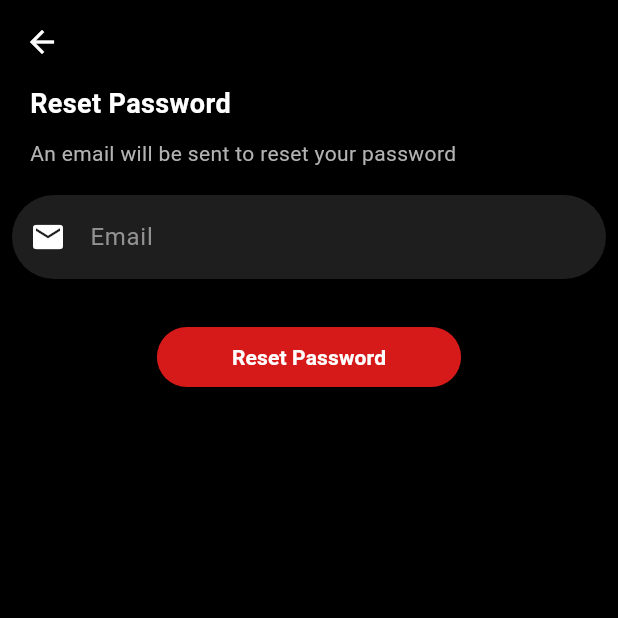
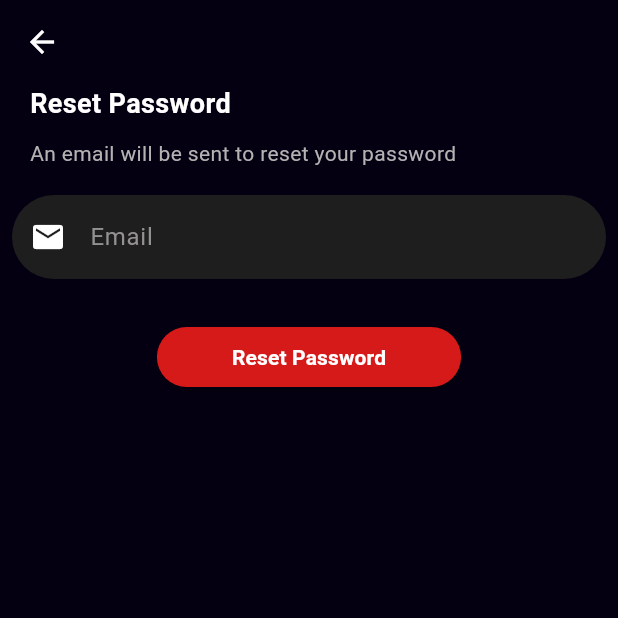
Before and after one commit to Absattar22/Flicko, a Flutter app: the ForgotPassword screen opened by its route, on a phone screen of 412 x 824 dp, the top half of it. Run offline on Flutter 3.47's test engine with Material 3 defaults, Android fonts, the phone set to English and light mode, and no system bars; our stand-ins replace animated_bottom_navigation_bar, bloc, cached_network_image, carousel_slider, device_preview, firebase_auth and 9 more; missing offline and left inert: dart:ffi; accounts and stored records are empty; network calls fail.

Commit message:
Change the background color of the app (1)

```diff
--- a/lib/constants.dart
+++ b/lib/constants.dart
@@ -1,4 +1,4 @@
-  import 'package:flutter/material.dart';
+import 'package:flutter/material.dart';
 
-Color kPrimaryColor =  const Color.fromARGB(255, 0, 0, 0);
+Color kPrimaryColor = const Color.fromARGB(255, 5, 0, 17);
 Color kSecondaryColor = const Color(0xffD61919);
```
